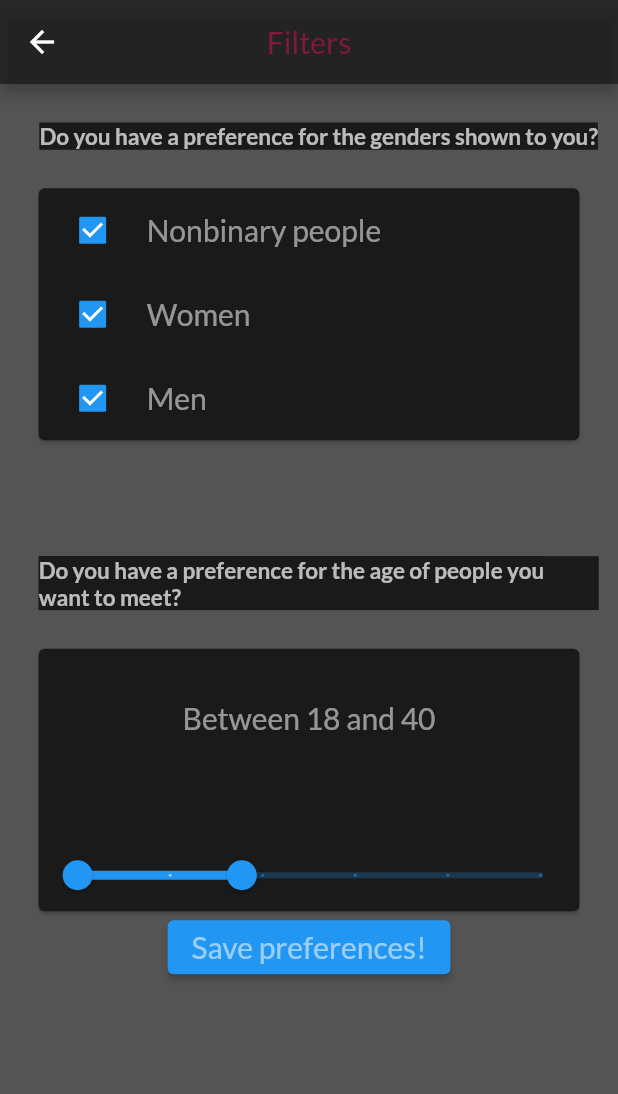
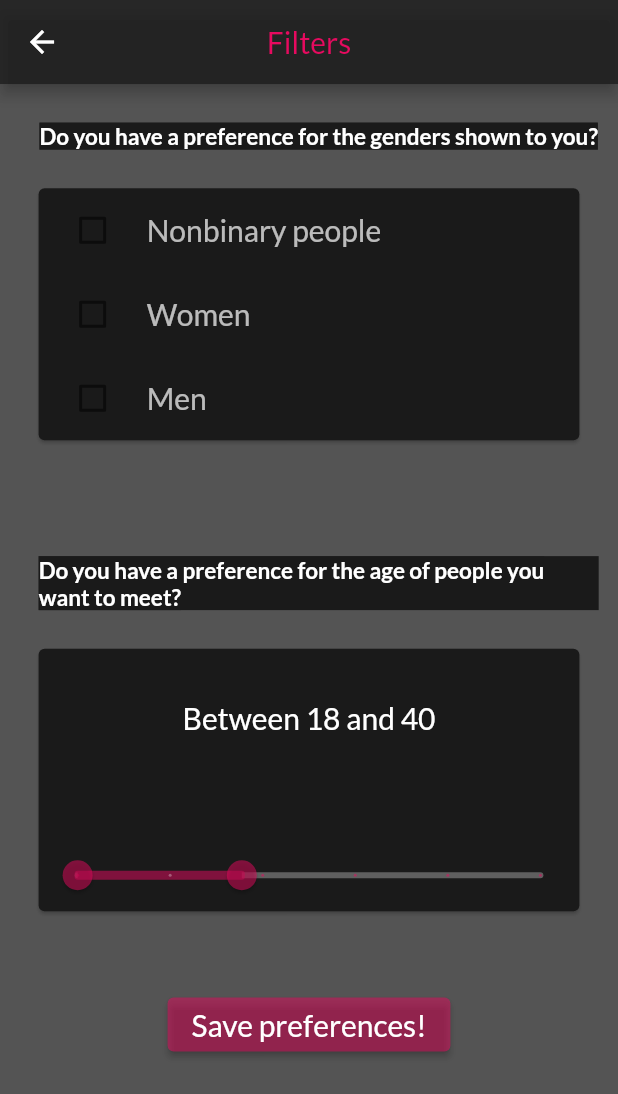
Before and after one commit to sarthakagrawal927/stumble-app, a Flutter app: the FiltersScreen screen opened by its route, on a phone screen of 412 x 824 dp. Shown: the top 1094 px of the screen. Run offline on Flutter 3.47's test engine with Material 2 defaults, Android fonts, the phone set to English and light mode, and no system bars; our stand-ins replace flutter_otp_text_field, flutter_secure_storage, google_fonts, image_picker, intl_phone_number_input, logger and 1 more; missing offline and left inert: chucker_flutter; accounts and stored records are empty.

Commit message:
Improved filters screen and edit profile screen functionality and UI.

```diff
--- a/lib/constants.dart
+++ b/lib/constants.dart
@@ -18,6 +18,10 @@ const Color topAppBarColor = Color.fromRGBO(26, 26, 26, 0.5);
 
 const Color bottomAppBarColor = Color.fromRGBO(26, 26, 26, 1);
 
+const Color filterScreenTextColor = Color.fromRGBO(231, 10, 95, 0.5);
+
+const Color filterScreenHeadingColor = Color.fromRGBO(231, 10, 95, 0.75);
+
 const whiteColor = Color.fromRGBO(255, 254, 253, 1);
 
 enum ActivityType { like, dislike, match, unmatch }
--- a/lib/providers/profile.dart
+++ b/lib/providers/profile.dart
@@ -49,7 +49,6 @@ class Profile with ChangeNotifier {
 
   set setName(String nameInput) {
     name = nameInput;
-    profileCompletionAmount += 1;
     notifyListeners();
   }
 
@@ -60,7 +59,6 @@ class Profile with ChangeNotifier {
 
   set setBirthDate(String birthDateInput) {
     birthDate = birthDateInput;
-    profileCompletionAmount += 1;
     notifyListeners();
   }
 
@@ -71,7 +69,6 @@ class Profile with ChangeNotifier {
 
   set setGender(Gender genderInput) {
     gender = genderInput;
-    profileCompletionAmount += 1;
     notifyListeners();
   }
 
@@ -114,6 +111,14 @@ class Profile with ChangeNotifier {
     notifyListeners();
   }
 
+  set setVerificationStatus(bool currentStatus) {
+    setVerificationStatus = currentStatus;
+    if (currentStatus) {
+      profileCompletionAmount += 1;
+    }
+    notifyListeners();
+  }
+
   // Getters
 
   String get getName {
@@ -148,8 +153,18 @@ class Profile with ChangeNotifier {
     return conversationStarter;
   }
 
+  List<Gender> get getGenderPreferencesList {
+    return genderPreferences;
+  }
+
+  RangeValues get getAgeRangePreference {
+    return ageRangePreference;
+  }
+
   double get getPercentageOfProfileCompleted {
-    return profileCompletionAmount * 100 / 7;
+    profileCompletionAmount =
+        profileCompletionAmount > 5 ? 5 : profileCompletionAmount;
+    return profileCompletionAmount * 100 / 5;
   }
 
   bool isFirstImagePresent() {
--- a/lib/screens/filters_screen.dart
+++ b/lib/screens/filters_screen.dart
@@ -13,11 +13,12 @@ class FiltersScreen extends StatefulWidget {
 }
 
 class _FiltersScreenState extends State<FiltersScreen> {
-  List<Gender> selectedGenders = [Gender.nonBinary, Gender.woman, Gender.man];
-  RangeValues _currentRangeValues = const RangeValues(18, 40);
-
   @override
   Widget build(BuildContext context) {
+    List<Gender> selectedGenders =
+        Provider.of<Profile>(context).getGenderPreferencesList;
+    RangeValues currentRangeValues =
+        Provider.of<Profile>(context).getAgeRangePreference;
     return Scaffold(
       backgroundColor: backgroundColor,
       appBar: AppBar(
@@ -26,7 +27,7 @@ class _FiltersScreenState extends State<FiltersScreen> {
         title: const Text(
           'Filters',
           style: TextStyle(
-            color: Color.fromRGBO(231, 10, 95, 0.5),
+            color: Color.fromRGBO(231, 10, 95, 1),
           ),
         ),
         backgroundColor: backgroundColor,
@@ -45,7 +46,7 @@ class _FiltersScreenState extends State<FiltersScreen> {
               textAlign: TextAlign.start,
               'Do you have a preference for the genders shown to you?',
               style: TextStyle(
-                color: Colors.white70,
+                color: Colors.white,
                 backgroundColor: backgroundColor,
                 fontSize: 15,
                 fontWeight: FontWeight.bold,
@@ -60,9 +61,11 @@ class _FiltersScreenState extends State<FiltersScreen> {
             color: widgetColor,
             child: Column(
               children: [
-                checkBoxListTileFunction('Nonbinary people', Gender.nonBinary),
-                checkBoxListTileFunction('Women', Gender.woman),
-                checkBoxListTileFunction('Men', Gender.man),
+                checkBoxListTileFunction(
+                    'Nonbinary people', Gender.nonBinary, selectedGenders),
+                checkBoxListTileFunction(
+                    'Women', Gender.woman, selectedGenders),
+                checkBoxListTileFunction('Men', Gender.man, selectedGenders),
               ],
             ),
           ),
@@ -81,7 +84,7 @@ class _FiltersScreenState extends State<FiltersScreen> {
               textAlign: TextAlign.start,
               'Do you have a preference for the age of people you want to meet?',
               style: TextStyle(
-                color: Colors.white70,
+                color: Colors.white,
                 backgroundColor: backgroundColor,
                 fontSize: 15,
                 fontWeight: FontWeight.bold,
@@ -100,42 +103,52 @@ class _FiltersScreenState extends State<FiltersScreen> {
                   padding:
                       EdgeInsets.all(MediaQuery.of(context).size.height / 24),
                   child: Text(
-                    "Between ${_currentRangeValues.start.toInt()} and ${_currentRangeValues.end.toInt()}",
+                    "Between ${currentRangeValues.start.toInt()} and ${currentRangeValues.end.toInt()}",
                     style: const TextStyle(
-                      color: Colors.white54,
+                      color: Colors.white,
                       fontSize: 20,
                     ),
                   ),
                 ),
                 SizedBox(height: MediaQuery.of(context).size.height / 24),
                 RangeSlider(
-                  values: _currentRangeValues,
+                  activeColor: filterScreenTextColor,
+                  inactiveColor: Colors.white30,
+                  values: currentRangeValues,
                   max: 80,
                   min: 18,
                   divisions: 5,
                   labels: RangeLabels(
-                    _currentRangeValues.start.round().toString(),
-                    _currentRangeValues.end.round().toString(),
+                    currentRangeValues.start.round().toString(),
+                    currentRangeValues.end.round().toString(),
                   ),
                   onChanged: (RangeValues values) {
                     setState(() {
-                      _currentRangeValues = values;
+                      currentRangeValues = values;
                     });
                   },
                 ),
               ],
             ),
           ),
-          ElevatedButton(
-            onPressed: () {
-              Provider.of<Profile>(context, listen: false)
-                  .setAgeRangePreference = _currentRangeValues;
-              Provider.of<Profile>(context, listen: false).setGenderPreference =
-                  selectedGenders;
-            },
-            child: const Text(
-              "Save preferences!",
-              style: TextStyle(fontSize: 20, color: Colors.white54),
+          Container(
+            margin: EdgeInsets.only(
+                top: MediaQuery.of(context).size.height / 16,
+                bottom: MediaQuery.of(context).size.height / 16),
+            child: ElevatedButton(
+              style: ElevatedButton.styleFrom(
+                  backgroundColor: filterScreenTextColor),
+              onPressed: () {
+                Provider.of<Profile>(context, listen: false)
+                    .setAgeRangePreference = currentRangeValues;
+                Provider.of<Profile>(context, listen: false)
+                    .setGenderPreference = selectedGenders;
+                Navigator.of(context).pop();
+              },
+              child: const Text(
+                "Save preferences!",
+                style: TextStyle(fontSize: 20, color: Colors.white),
+              ),
             ),
           ),
         ],
@@ -144,12 +157,13 @@ class _FiltersScreenState extends State<FiltersScreen> {
   }
 
   CheckboxListTile checkBoxListTileFunction(
-      final String text, final Gender gender) {
+      final String text, final Gender gender, List<Gender> selectedGenders) {
     return CheckboxListTile(
+      activeColor: filterScreenHeadingColor,
       title: Text(
         text,
         style: const TextStyle(
-          color: Colors.white54,
+          color: Colors.white70,
           fontSize: 20,
         ),
       ),
```
Also changed, not shown: lib/screens/user_profile_completion_screen.dart (+6 -5 lines), lib/widgets/ask_me_about_text_field.dart (+7 -3 lines).
